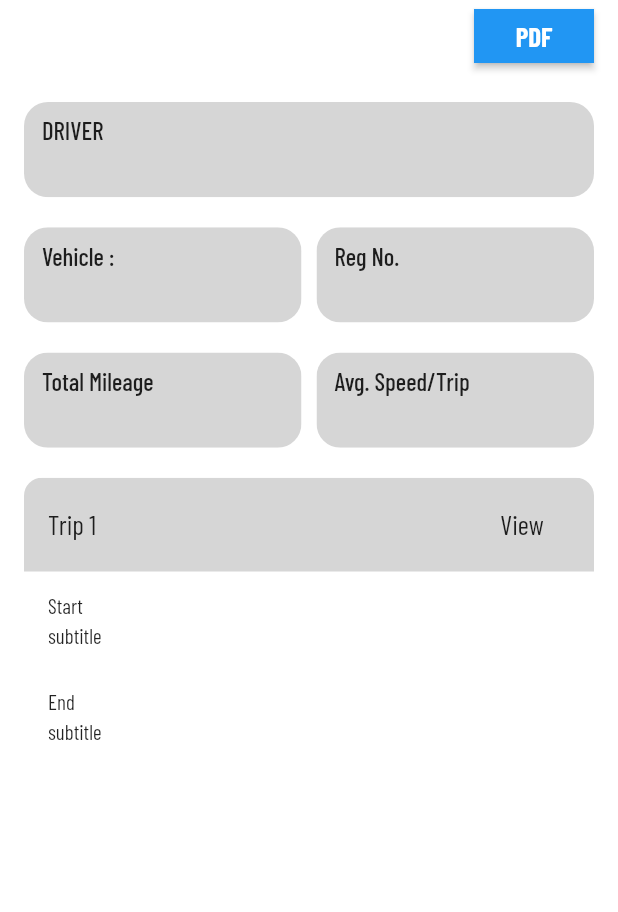
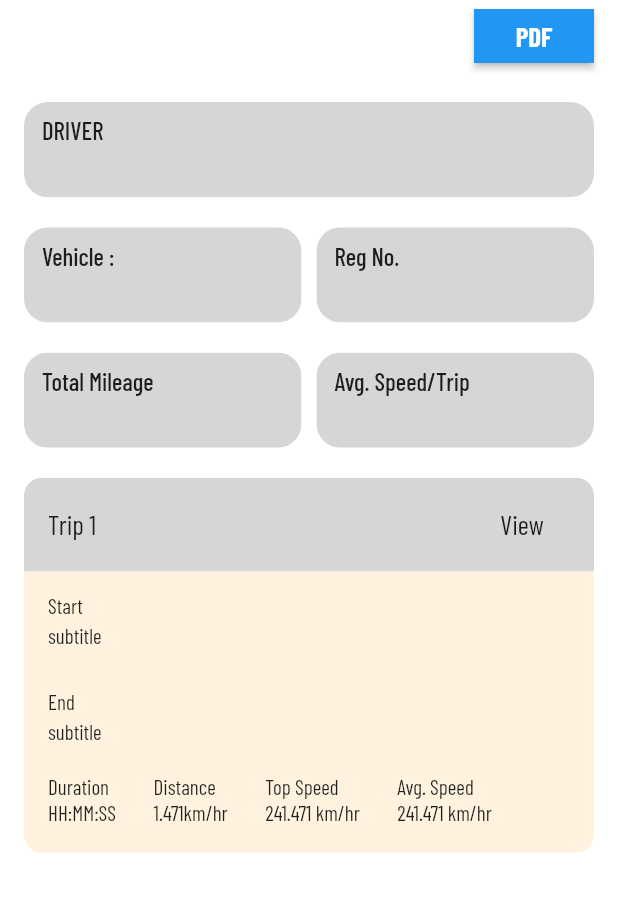
Before and after one commit to Tanzeela97/mega_tech, a Flutter app: the _FuelMonitoringListing screen opened directly, on a phone screen of 412 x 824 dp, the part 84-996 px from its top. Run offline on Flutter 3.47's test engine with Material 2 defaults, Android fonts, the phone set to English and light mode, and no system bars; our stand-ins replace bloc, flutter_bloc, get_it, google_fonts, google_maps_flutter, responsive_framework.

```diff
--- a/lib/presentation/screen/menu/home_view/driving_observation/driving_observation.dart
+++ b/lib/presentation/screen/menu/home_view/driving_observation/driving_observation.dart
@@ -88,8 +88,8 @@ class _DrivingObservationState extends State<DrivingObservation> {
                         ],
                       ),
                       _heightBox,
-                      KDecoratedDropDown(
-                          data:, label: AppString.businessGroup, dropDown:),
+                      // KDecoratedDropDown(
+                      //     data:, label: AppString.businessGroup),
                       const KTextFieldNonFloatingLabel(
                           label: AppString.businessGroup,
                           iconData: Icons.keyboard_arrow_down),
--- a/lib/presentation/screen/menu/home_view/tracking_report/trip.dart
+++ b/lib/presentation/screen/menu/home_view/tracking_report/trip.dart
@@ -164,18 +164,74 @@ class _FuelMonitoringListing extends StatelessWidget {
                         ),
                       ),
                     )),
+
                     Expanded(
                         flex: 3,
+                        child: Container(
+                          color: Colors.orange[50],
                           child: Column(
                             children: [
-                            ListTile(
+                              const ListTile(
                                   title: KText('Start'),
                                   subtitle: KText('subtitle'),dense: true),
-                            ListTile(
+                              const ListTile(
                                   title: KText('End'),
                                   subtitle: KText('subtitle'),dense: true),
-
+                              ListTile(
+                                dense: true,
+                                leading: Wrap(
+                                  spacing: 25,
+                                  children: [
+                                    Column(
+                                      crossAxisAlignment: CrossAxisAlignment.start,
+                                      children: [
+                                        KText('Duration'),
+                                        KText('HH:MM:SS'),
                                       ],
+                                    ),
+                                    Column(
+                                      crossAxisAlignment: CrossAxisAlignment.start,
+                                      children: const [
+                                        KText('Distance'),
+                                        KText('1.471km/hr'),
+                                      ],
+                                    ),
+                                    Column(
+                                      crossAxisAlignment: CrossAxisAlignment.start,
+                                      children: const [
+                                        KText('Top Speed'),
+                                        KText('241.471 km/hr'),
+                                      ],
+                                    ),
+                                    Column(
+                                      crossAxisAlignment: CrossAxisAlignment.start,
+                                      children: const [
+                                        KText('Avg. Speed'),
+                                        KText('241.471 km/hr'),
+                                      ],
+                                    ),
+                                  ],
+                                ),
+                                // trailing: Column(
+                                //   crossAxisAlignment: CrossAxisAlignment.start,
+                                //   children: [
+                                //     KText('Distance'),
+                                //     KText('1.47 k/mhr'),
+                                //   ],
+                                // ),
+                              ),
+                              // ListTile(
+                              //   dense: true,
+                              //   leading: Column(
+                              //     crossAxisAlignment: CrossAxisAlignment.start,
+                              //     children: [
+                              //       KText('Speed'),
+                              //       KText(''),
+                              //     ],
+                              //   ),
+                              // ),
+                            ],
+                          ),
                         )),
                   ],
                 ),
```
Also changed, not shown: lib/presentation/screen/menu/home_view/tracking_report/tracking_report.dart (+8 -5 lines), lib/presentation/screen/menu/home_view/tracking_report/violation_report.dart (added, +85 -0 lines), lib/widgets/kActionChip.dart (added, +22 -0 lines). Lines whose indentation alone changed are shown as unchanged.
